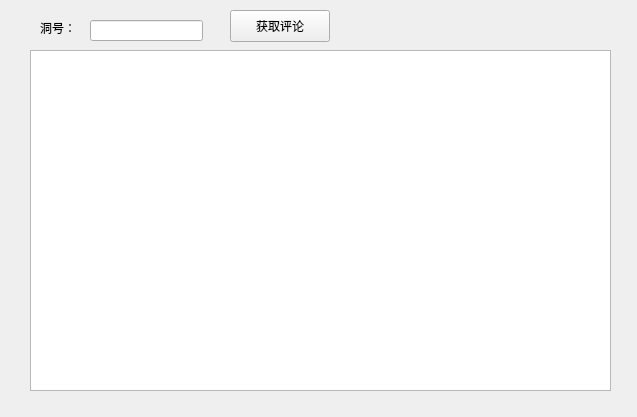
Old version of the form Helper/comment.ui in the repository champion-chenpeng/CuteSunny.
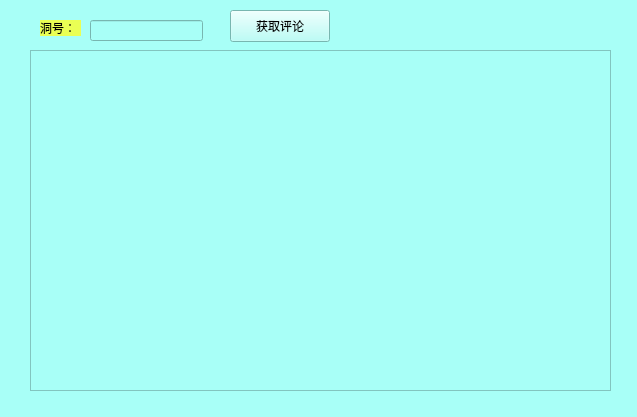
New version of the form.

The edit to the form file:
```diff
--- a/Helper/comment.ui
+++ b/Helper/comment.ui
@@ -13,6 +13,12 @@
   <property name="windowTitle">
    <string>Form</string>
   </property>
+  <property name="styleSheet">
+   <string notr="true">QWidget
+{
+background: rgb(168, 255, 247);
+}</string>
+  </property>
   <widget class="QLabel" name="label">
    <property name="geometry">
     <rect>
@@ -22,6 +28,13 @@
      <height>16</height>
     </rect>
    </property>
+   <property name="styleSheet">
+    <string notr="true">QLabel
+{
+	background: rgb(234, 255, 84);
+	font: 13pt &quot;STKaiti&quot;;
+}</string>
+   </property>
    <property name="text">
     <string>洞号：</string>
    </property>
```
